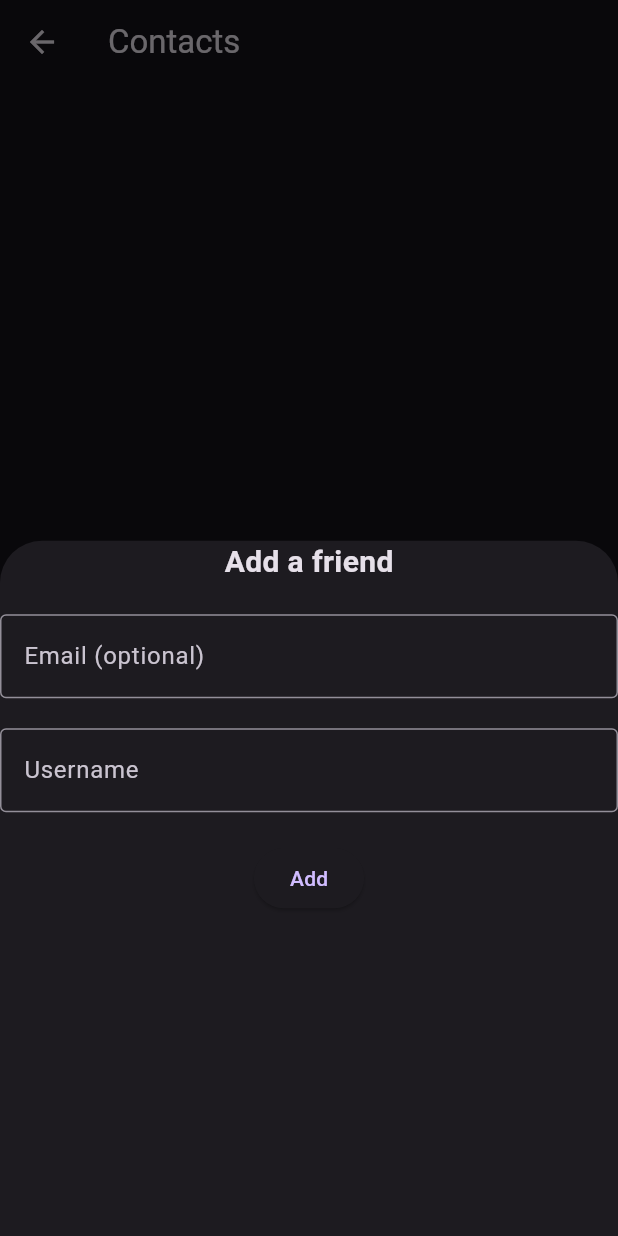
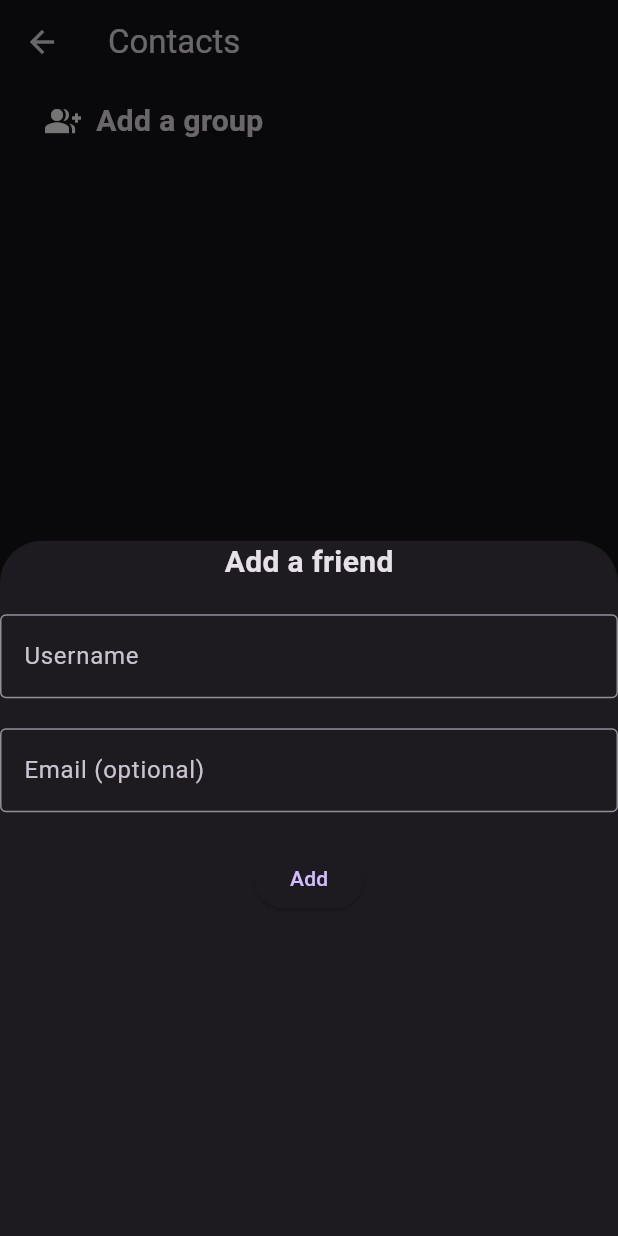
Before and after one commit to MohamedBenMassouda/Chat-App, a Flutter app: the ContactPage screen opened directly, after a tap on the "person add alt 1" icon, on a phone screen of 412 x 824 dp. Run offline on Flutter 3.47's test engine with Material 2 defaults, Android fonts, the light colour scheme and no system bars; our stand-ins replace bot_toast, cloud_firestore, file_picker, firebase_auth, firebase_core, google_sign_in and 1 more; accounts and stored records are empty; network calls fail.

Commit message:
Can add groups, add friend and text in them

```diff
--- a/lib/pages/chat_page.dart
+++ b/lib/pages/chat_page.dart
@@ -77,6 +77,7 @@ class _ChatPageState extends State<ChatPage> {
                   }
 
                   db.collection("chats").doc(widget.friend["chatId"]).update({
+                    "lastMessageTime": DateTime.now(),
                     "messages": FieldValue.arrayUnion([
                       {
                         "message": messageController.text,
--- a/lib/pages/contact_page.dart
+++ b/lib/pages/contact_page.dart
@@ -1,9 +1,11 @@
 import 'package:cloud_firestore/cloud_firestore.dart';
 import 'package:firebase_auth/firebase_auth.dart';
 import 'package:flutter/material.dart';
+import 'package:true_chat_app/pages/add_group_page.dart';
 import 'package:true_chat_app/utils/friend_tile.dart';
 import 'package:true_chat_app/utils/generateUID.dart';
 import 'package:true_chat_app/utils/my_snack_bar.dart';
+import 'package:true_chat_app/utils/show_friends.dart';
 
 class ContactPage extends StatefulWidget {
   const ContactPage({super.key});
@@ -20,39 +22,17 @@ class _ContactPageState extends State<ContactPage> {
 
   @override
   Widget build(BuildContext context) {
-    final friendsList = FirebaseFirestore.instance
-        .collection('users')
-        .doc(user.uid)
-        .snapshots();
     return ScaffoldMessenger(
       key: scaffoldMessengerState,
       child: Scaffold(
         appBar: AppBar(
           title: const Text('Contacts'),
         ),
-        body: StreamBuilder<DocumentSnapshot>(
-          stream: friendsList,
-          builder: (context, snapshot) {
-            if (snapshot.hasError) {
-              return const Center(
-                child: Text('Something went wrong'),
-              );
-            }
-
-            if (snapshot.connectionState == ConnectionState.waiting) {
-              return const Center(
-                child: CircularProgressIndicator(),
-              );
-            }
-
-            final friends = snapshot.data!.get('friends') as List<dynamic>;
-            return ListView.builder(
-              itemCount: friends.length,
-              itemBuilder: (context, index) {
-                return FriendTile(friend: friends[index]);
-              },
-            );
-          },
+        body: Column(
+          children: [
+            const AddGroup(),
+            ShowFriends(),
+          ],
         ),
         floatingActionButton: FloatingActionButton(
           onPressed: () {
@@ -71,6 +51,14 @@ class _ContactPageState extends State<ContactPage> {
                       ),
                       const SizedBox(height: 20),
                       TextField(
+                        controller: usernameController,
+                        decoration: const InputDecoration(
+                          border: OutlineInputBorder(),
+                          labelText: 'Username',
+                        ),
+                      ),
+                      const SizedBox(height: 20),
+                      TextField(
                         controller: emailController,
                         decoration: const InputDecoration(
                           border: OutlineInputBorder(),
@@ -78,18 +66,9 @@ class _ContactPageState extends State<ContactPage> {
                         ),
                       ),
                       const SizedBox(height: 20),
-                      TextField(
-                        controller: usernameController,
-                        decoration: const InputDecoration(
-                          border: OutlineInputBorder(),
-                          labelText: 'Username',
-                        ),
-                      ),
-                      const SizedBox(height: 20),
                       ElevatedButton(
                         onPressed: () {
-                          if (emailController.text.trim().isEmpty ||
-                              usernameController.text.trim().isEmpty) {
+                          if (usernameController.text.trim().isEmpty) {
                             MySnackBar(
                                 context, "Please fill in all the fields");
                             return;
@@ -196,3 +175,37 @@ class _ContactPageState extends State<ContactPage> {
     );
   }
 }
+
+class AddGroup extends StatelessWidget {
+  const AddGroup({super.key});
+
+  @override
+  Widget build(BuildContext context) {
+    return GestureDetector(
+      onTap: () {
+        Navigator.push(
+          context,
+          MaterialPageRoute(
+            builder: (context) =>  AddGroupPage()
+          )
+        );
+      },
+      child: Container(
+        margin: const EdgeInsets.fromLTRB(30, 10, 0, 10),
+        child: Row(
+          children: const [
+            Icon(Icons.group_add),
+            SizedBox(width: 10),
+            Text(
+              'Add a group',
+              style: TextStyle(
+                fontSize: 20,
+                fontWeight: FontWeight.bold,
+              ),
+            ),
+          ],
+        ),
+      ),
+    );
+  }
+}
--- a/lib/utils/message_tile.dart
+++ b/lib/utils/message_tile.dart
@@ -5,6 +5,7 @@ import 'package:true_chat_app/utils/my_text_buton.dart';
 
 class MessageTile extends StatelessWidget {
   final String uid;
+  final String sender;
   final String message;
   VoidCallback delete;
   VoidCallback edit;
@@ -13,6 +14,7 @@ class MessageTile extends StatelessWidget {
   MessageTile({
     super.key,
     required this.uid,
+    this.sender = "",
     required this.message,
     required this.delete,
     required this.edit,
--- /dev/null
+++ b/lib/utils/show_friends.dart
@@ -0,0 +1,76 @@
+import 'package:cloud_firestore/cloud_firestore.dart';
+import 'package:firebase_auth/firebase_auth.dart';
+import 'package:flutter/material.dart';
+import 'package:true_chat_app/utils/friend_tile.dart';
+
+class ShowFriends extends StatelessWidget {
+  final String friendName;
+  final bool isSelecting;
+  List<Map<String, String>>? selectedFriends;
+
+  ShowFriends({
+    super.key,
+    this.friendName = "",
+    this.isSelecting = false,
+    this.selectedFriends,
+  });
+
+  var friendsList = FirebaseFirestore.instance
+      .collection('users')
+      .doc(FirebaseAuth.instance.currentUser!.uid)
+      .snapshots();
+
+  List<Map<String, dynamic>> mentionedFriends(
+      List friendsList, String friendName) {
+    final friends = <Map<String, dynamic>>[];
+    for (final friend in friendsList) {
+      if (friend["displayName"]
+          .toString()
+          .toLowerCase()
+          .contains(friendName.toLowerCase())) {
+        friends.add(friend);
+      }
+    }
+    return friends;
+  }
+
+  @override
+  Widget build(BuildContext context) {
+    return Expanded(
+      child: StreamBuilder<DocumentSnapshot>(
+        stream: friendsList,
+        builder: (context, snapshot) {
+          if (snapshot.hasError) {
+            return const Center(
+              child: Text('Something went wrong'),
+            );
+          }
+
+          if (snapshot.connectionState == ConnectionState.waiting) {
+            return const Center(
+              child: CircularProgressIndicator(),
+            );
+          }
+
+          var friends = snapshot.data!.get('friends') as List<dynamic>;
+          final f = mentionedFriends(friends, friendName);
+
+          if (f.isNotEmpty) {
+            friends = f;
+          }
+
+          return ListView.builder(
+            itemCount: friends.length,
+            itemBuilder: (context, index) {
+              return FriendTile(
+                friend: friends[index],
+                isSelecting: isSelecting,
+                selectedFriends: selectedFriends,
+              );
+            },
+          );
+        },
+      ),
+    );
+  }
+}
--- a/pubspec.yaml
+++ b/pubspec.yaml
@@ -41,6 +41,8 @@ dependencies:
   firebase_database: ^10.1.2
   cloud_firestore: ^4.6.0
   bot_toast: ^4.0.3
+  permission_handler: ^10.2.0
+  file_picker: ^5.2.6
 
 dev_dependencies:
   flutter_test:
```
Also changed, not shown: lib/pages/add_group_page.dart (added, +74 -0 lines), lib/pages/finish_group_page.dart (added, +155 -0 lines), lib/pages/group_chat_page.dart (added, +88 -0 lines), lib/utils/conversation_tile.dart (+4 -5 lines), lib/utils/friend_tile.dart (+48 -9 lines), lib/utils/show_messages.dart (+11 -4 lines), pubspec.lock.
